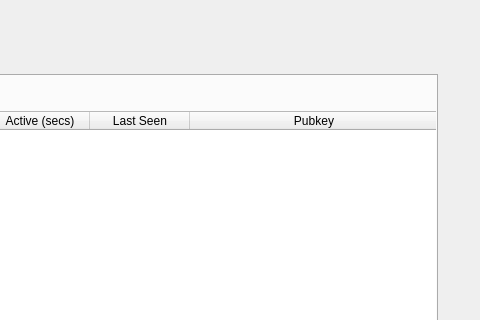
Qt form src/qt/forms/banknodemanager.ui (thelonecrouton/bitcredit) before a commit; both pictures show x 322 to 802 and y 0 to 320 of the 802 by 480 pixel window.
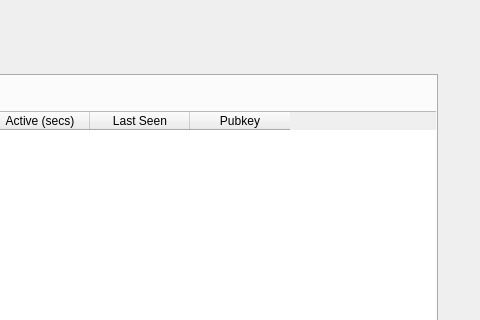
The same form after that commit.

```diff
--- a/src/qt/forms/banknodemanager.ui
+++ b/src/qt/forms/banknodemanager.ui
@@ -98,7 +98,7 @@
            </property>
            <property name="maximumSize">
             <size>
-             <width>750</width>
+             <width>1000</width>
              <height>16777215</height>
             </size>
            </property>
@@ -112,7 +112,7 @@
             <enum>QAbstractItemView::SelectRows</enum>
            </property>
            <attribute name="horizontalHeaderStretchLastSection">
-            <bool>true</bool>
+            <bool>false</bool>
            </attribute>
            <column>
             <property name="text">
```
Left out of the diff: 3 changed lines with no effect on the pictures.
